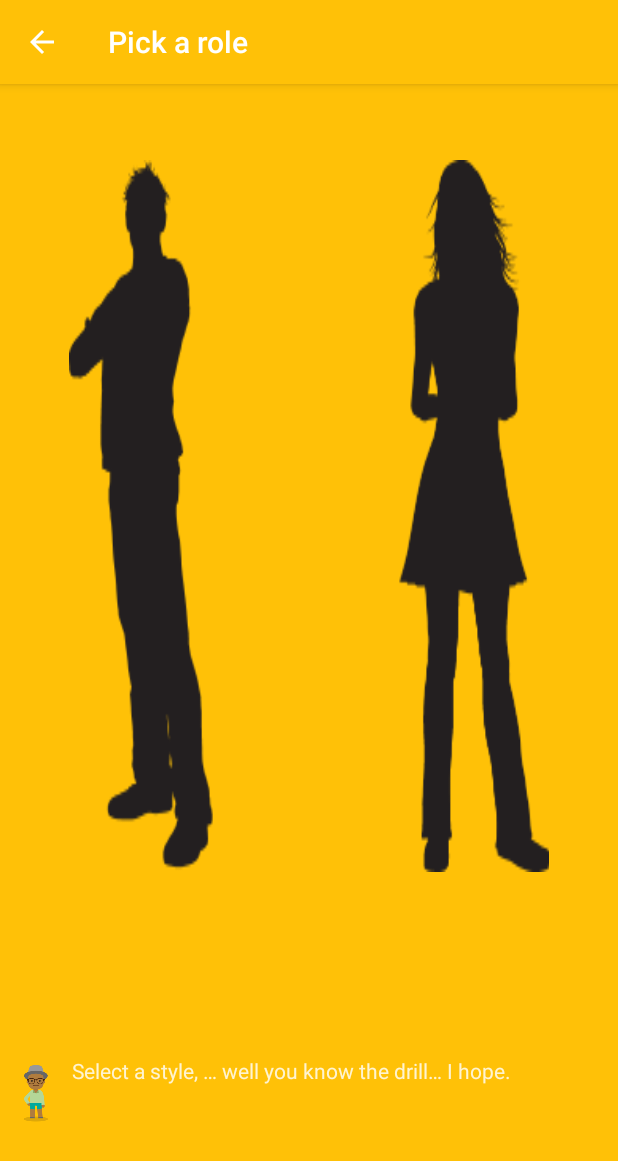
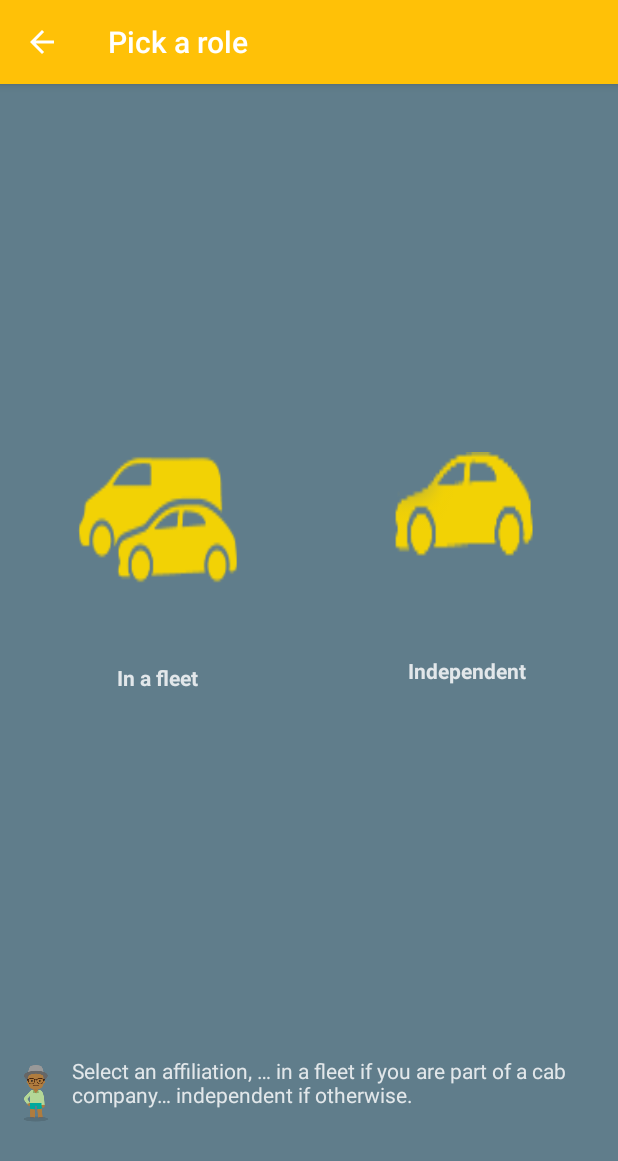
Before and after one commit to LNdame/ansteph_proj_aux, an Android app: the RegistrationTypeFragment screen opened directly, with no data from a screen before it, on a phone screen of 412 x 824 dp. Shown: the top 1161 px of the screen. Run offline under Robolectric (Android 15) with nearby library versions, the phone set to English and light mode, and no system bars.

```diff
--- a/app/src/main/res/layout/fragment_registration.xml
+++ b/app/src/main/res/layout/fragment_registration.xml
@@ -99,12 +99,14 @@
             <android.support.design.widget.TextInputLayout
                 android:id="@+id/input_layout_companyname"
                 android:layout_width="match_parent"
+                android:visibility="gone"
                 android:layout_height="wrap_content">
 
                 <EditText
                     android:id="@+id/input_companyname"
                     android:layout_width="match_parent"
                     android:layout_height="wrap_content"
+                    android:text="BeeCab"
                     android:inputType="text"
                     android:hint="Company Name" />
             </android.support.design.widget.TextInputLayout>
--- a/app/src/main/res/layout/fragment_registration_type.xml
+++ b/app/src/main/res/layout/fragment_registration_type.xml
@@ -4,7 +4,7 @@
              android:layout_height="match_parent"
               android:orientation="vertical"
               android:weightSum="4"
-              android:background="@color/colorPrimary"
+              android:background="@color/colorAccent"
              >
 
     <!-- TODO: Update blank fragment layout -->
@@ -13,31 +13,74 @@
         android:layout_height="0dp"
         android:layout_weight="3"
         android:gravity="center"
-        android:orientation="horizontal">
+        android:orientation="horizontal"
+        android:weightSum="1">
+
+        <RelativeLayout
+
+            android:layout_gravity="center"
+            android:layout_width="wrap_content"
+            android:layout_height="match_parent">
 
             <ImageButton
                 android:id="@+id/btnTypeCompany"
                 android:layout_width="160dp"
-            android:layout_height="match_parent"
+                android:layout_height="146dp"
+                android:background="@null"
+                android:padding="25dp"
+               android:layout_centerInParent="true"
+
+                android:layout_margin="25dp"
+                android:scaleType="fitXY"
+                android:src="@drawable/fleetsil"
+
+                />
+
+            <TextView
+                android:text="In a fleet"
+                android:textStyle="bold"
+                android:layout_width="wrap_content"
+                android:layout_height="wrap_content"
+                android:layout_alignParentBottom="true"
+                android:layout_centerHorizontal="true"
+                android:layout_below="@+id/btnTypeCompany"
+                android:layout_gravity="right|center_vertical"
+                android:textColor="@color/white"
+                android:id="@+id/textView12"/>
+        </RelativeLayout>
+
+
+        <RelativeLayout
+            android:orientation="vertical"
+            android:layout_width="wrap_content"
+            android:layout_height="match_parent">
+            <ImageButton
+                android:id="@+id/btnTypeFreelancer"
+                android:layout_width="160dp"
+                android:layout_height="136dp"
                 android:background="@null"
                 android:padding="25dp"
                 android:layout_margin="25dp"
+                android:layout_centerInParent="true"
                 android:scaleType="fitXY"
-            android:src="@drawable/mansil"
+                android:src="@drawable/carsil"
 
                 />
 
-        <ImageButton
-            android:id="@+id/btnTypeFreelancer"
-            android:layout_width="160dp"
-            android:layout_height="match_parent"
-            android:background="@null"
-            android:padding="25dp"
-            android:layout_margin="25dp"
-            android:scaleType="fitXY"
-            android:src="@drawable/womansil"
 
-           />
+            <TextView
+                android:text="Independent"
+                android:textStyle="bold"
+                android:layout_width="wrap_content"
+                android:layout_height="wrap_content"
+                android:layout_alignParentBottom="true"
+                android:layout_centerHorizontal="true"
+                android:layout_below="@+id/btnTypeFreelancer"
+                android:layout_gravity="right|center_vertical"
+                android:textColor="@color/white"
+                android:id="@+id/textView13"/>
+        </RelativeLayout>
+
 
     </LinearLayout>
 
--- a/app/src/main/res/values/strings.xml
+++ b/app/src/main/res/values/strings.xml
@@ -30,7 +30,7 @@
     <string name="btn_send_forgotten">Send</string>
     <string name="tell"><u>Tell us a bit about yourself!</u> </string>
 
-    <string name="pick_a_role">Select a style, &#8230;  well you know the drill&#8230; I hope.  </string>
+    <string name="pick_a_role">Select an affiliation, &#8230;  in a fleet if you are part of a cab company&#8230; independent if otherwise.  </string>
     <string name="title_activity_taxi_splash">Taxi</string>
     <string name="title_activity_registration_confirmation">Confirmation</string>
 
```
Also changed, not shown: app/src/main/res/drawable-xxhdpi/carsil.png (added), app/src/main/res/drawable-xxhdpi/fleetsil.png (added). Lines whose indentation alone changed are shown as unchanged.
